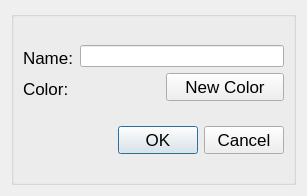
Old version of the form src/gui/add_alternative.ui in the repository Ecotrust/delphos.
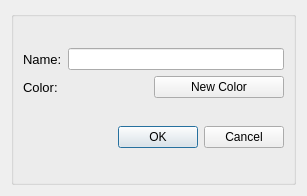
New version of the form. Icons and pictures are not drawn. Custom widgets are drawn as their Qt base class.

Diff of the .ui file:
```diff
--- a/src/gui/add_alternative.ui
+++ b/src/gui/add_alternative.ui
@@ -26,7 +26,8 @@
     <widget class="QGroupBox" name="groupBox_4" >
      <property name="font" >
       <font>
-       <pointsize>9</pointsize>
+       <family>Arial</family>
+       <pointsize>12</pointsize>
       </font>
      </property>
      <property name="title" >
@@ -41,8 +42,8 @@
            <widget class="QLabel" name="name_label" >
             <property name="font" >
              <font>
-              <family>Lucida Grande</family>
-              <pointsize>13</pointsize>
+              <family>Arial</family>
+              <pointsize>10</pointsize>
              </font>
             </property>
             <property name="text" >
@@ -54,8 +55,8 @@
            <widget class="QLabel" name="color_label" >
             <property name="font" >
              <font>
-              <family>Lucida Grande</family>
-              <pointsize>13</pointsize>
+              <family>Arial</family>
+              <pointsize>10</pointsize>
              </font>
             </property>
             <property name="text" >
@@ -77,6 +78,7 @@
             </property>
             <property name="font" >
              <font>
+              <family>Arial</family>
               <pointsize>9</pointsize>
              </font>
             </property>
@@ -104,6 +106,12 @@
                 <height>20</height>
                </size>
               </property>
+              <property name="font" >
+               <font>
+                <family>Arial</family>
+                <pointsize>12</pointsize>
+               </font>
+              </property>
               <property name="text" >
                <string/>
               </property>
@@ -113,8 +121,8 @@
              <widget class="QPushButton" name="change_color_button" >
               <property name="font" >
                <font>
-                <family>Lucida Grande</family>
-                <pointsize>13</pointsize>
+                <family>Arial</family>
+                <pointsize>9</pointsize>
                </font>
               </property>
               <property name="text" >
@@ -132,6 +140,12 @@
        <layout class="QHBoxLayout" >
         <item>
          <spacer>
+          <property name="font" >
+           <font>
+            <family>Arial</family>
+            <pointsize>12</pointsize>
+           </font>
+          </property>
           <property name="orientation" >
            <enum>Qt::Horizontal</enum>
           </property>
@@ -145,6 +159,12 @@
         </item>
         <item>
          <widget class="HelpButton" name="help_define_alternatives" >
+          <property name="font" >
+           <font>
+            <family>Arial</family>
+            <pointsize>10</pointsize>
+           </font>
+          </property>
           <property name="accessibleDescription" >
            <string>help_definir_las_alternativas</string>
           </property>
@@ -169,8 +189,8 @@
          <widget class="QDialogButtonBox" name="add_alternative_box" >
           <property name="font" >
            <font>
-            <family>Lucida Grande</family>
-            <pointsize>13</pointsize>
+            <family>Arial</family>
+            <pointsize>9</pointsize>
            </font>
           </property>
           <property name="standardButtons" >
```
